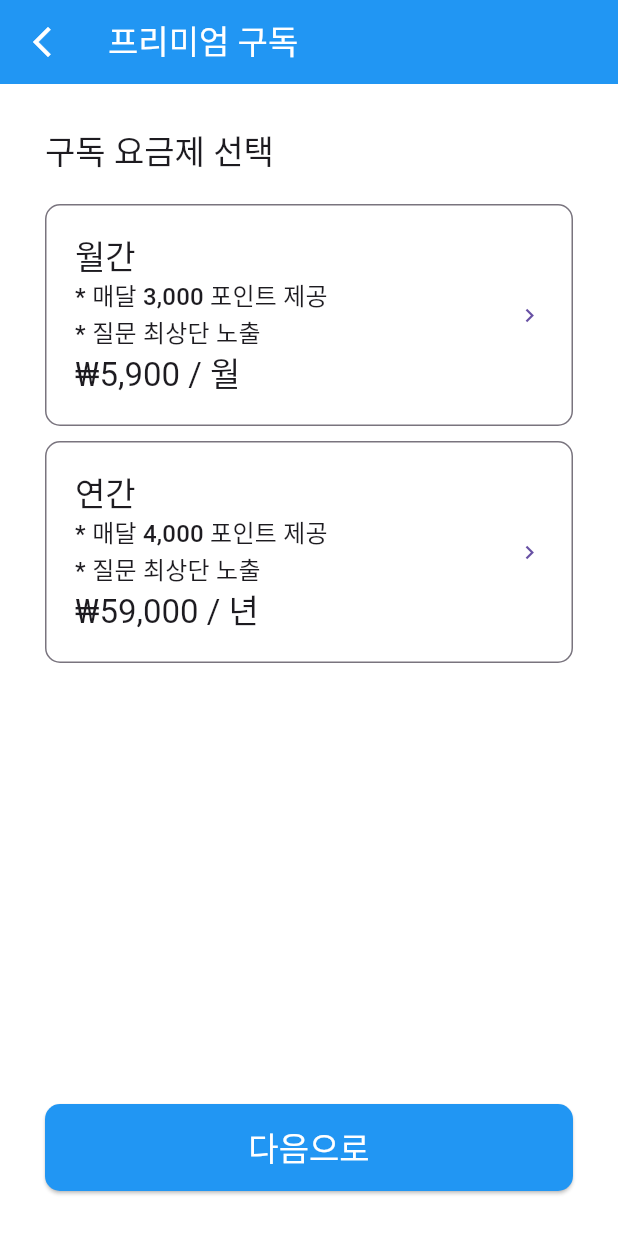
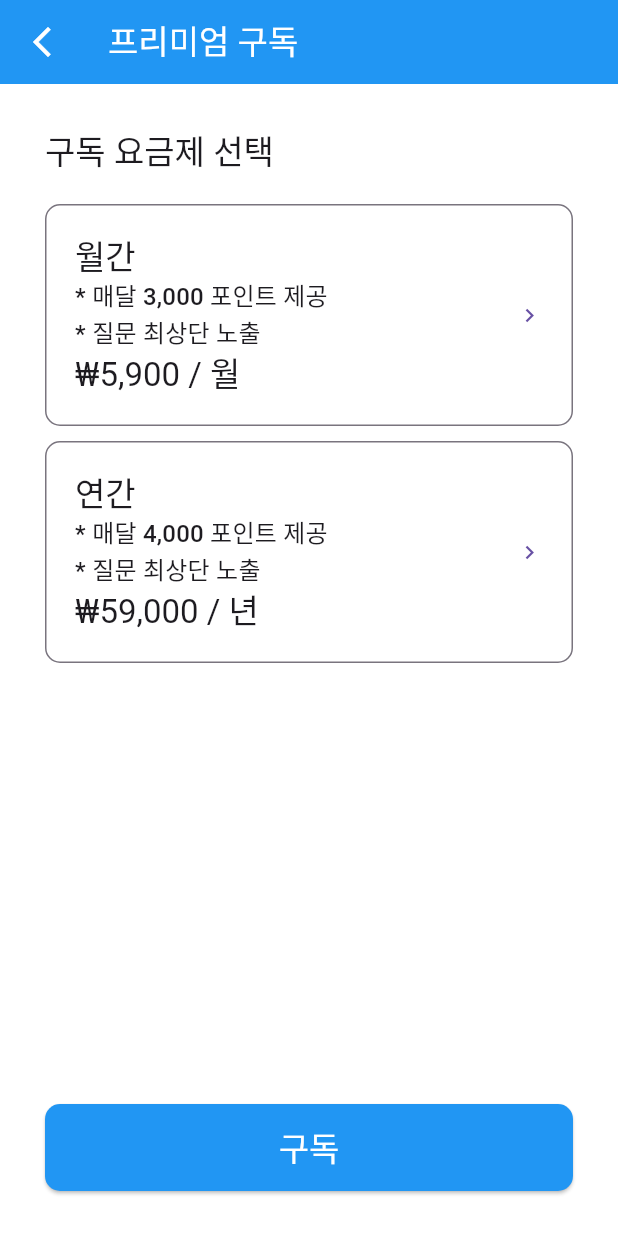
Before and after one commit to SeSACYongsan/langpal, a Flutter app: the SubscriptionPlansScreen screen opened by its route, on a phone screen of 412 x 824 dp. Run offline on Flutter 3.47's test engine with Material 3 defaults, Android fonts, the phone set to English and light mode, and no system bars; our stand-ins replace dropdown_button2, flutter_riverpod, go_router, google_fonts; Roboto replaces fonts that are missing (CookieRun).

Commit message:
Update subscription_plans_screen.dart

```diff
--- a/lib/screens/subscription_plans_screen.dart
+++ b/lib/screens/subscription_plans_screen.dart
@@ -114,7 +114,7 @@ class SubscriptionPlansScreen extends StatelessWidget {
                   ),
                 ),
                 onPressed: () {},
-                child: const Text("다음으로"),
+                child: const Text("구독"),
               ),
             ],
           ),
```
